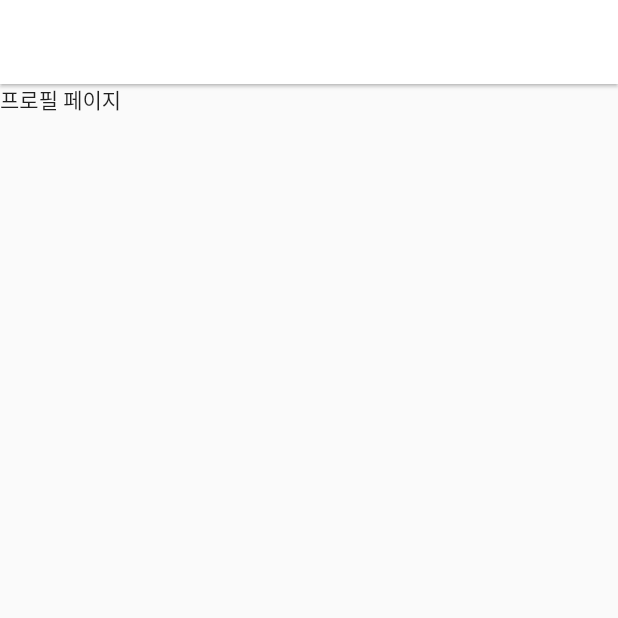
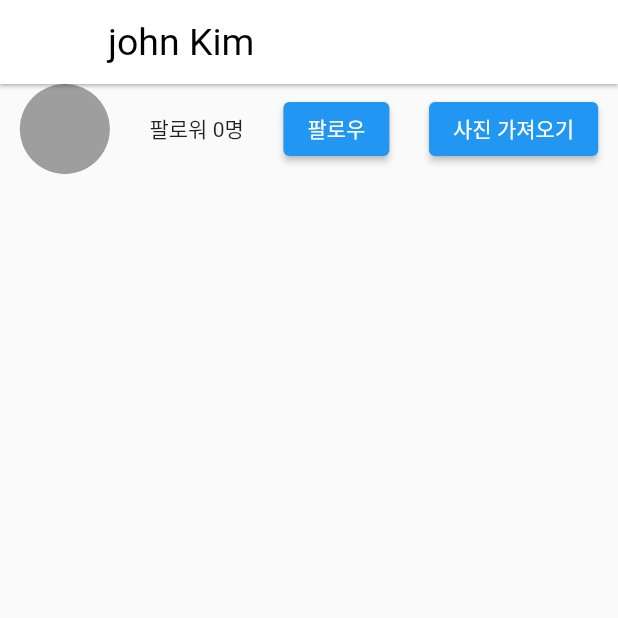
Before and after one commit to seo-rio/flutter-insta, a Flutter app: the Profile screen opened directly, on a phone screen of 412 x 824 dp, the top half of it. Run offline on Flutter 3.47's test engine with Material 2 defaults, Android fonts, the phone set to English and light mode, and no system bars; our stand-ins replace image_picker, shared_preferences; accounts and stored records are empty; network calls fail.

```diff
--- a/lib/main.dart
+++ b/lib/main.dart
@@ -7,10 +7,17 @@ import 'package:flutter/rendering.dart';
 import 'package:image_picker/image_picker.dart';
 import 'dart:io';
 import 'package:shared_preferences/shared_preferences.dart';
+import 'package:provider/provider.dart';
 
 void main() {
   runApp(
-      MaterialApp(
+      // Store 여러개 사용하려면 MultiProvider
+      MultiProvider(
+        providers: [
+          ChangeNotifierProvider(create: (c) => Store1()),
+          ChangeNotifierProvider(create: (c) => Store2())
+        ],
+        child: MaterialApp(
           // Web에 전역 CSS 같은거 (다른 파일로 뺄 수 있음)
           theme: theme,
           // initialRoute: '/',
@@ -19,6 +26,7 @@ void main() {
           //   '/detail': (c) => Text('두번째 페이지')
           // },
           home: MyApp()
+        ),
       )
   );
 }
@@ -259,14 +267,91 @@ class Upload extends StatelessWidget {
   }
 }
 
+class Store1 extends ChangeNotifier {
+  var follower = 0;
+  var friend = false;
+
+  var profileImage = [];
+
+  getProfileData() async {
+    var result = await http.get(Uri.parse('https://codingapple1.github.io/app/profile.json'));
+    var result2 = jsonDecode(result.body);
+    profileImage = result2;
+    notifyListeners();
+  }
+
+  addFollower() {
+    !friend ? follower++ : follower--;
+    friend = !friend ? true : false;
+    notifyListeners();
+  }
+}
+
+class Store2 extends ChangeNotifier {
+  var name = 'john Kim';
+  changeName() {
+    name = 'john park';
+    notifyListeners();
+  }
+}
+
 class Profile extends StatelessWidget {
   const Profile({Key? key}) : super(key: key);
 
   @override
   Widget build(BuildContext context) {
     return Scaffold(
-      appBar: AppBar(),
-      body: Text('프로필 페이지'),
+      appBar: AppBar(title: Text(context.watch<Store2>().name) ),
+      body: CustomScrollView(
+        // slivers 안에는 평소에 쓰던 위젯 아무렇게나 못넣음 SliverXXX 로 시작하는 걸로 넣어야함
+        slivers: [
+          // Container랑 똑같음
+          SliverToBoxAdapter(
+            child: ProfileHeader(),
+          ),
+          SliverGrid(
+            delegate: SliverChildBuilderDelegate(
+              (c, i) => Image.network(context.watch<Store1>().profileImage[i]),
+              childCount: context.watch<Store1>().profileImage.length
+            ),
+            gridDelegate: SliverGridDelegateWithFixedCrossAxisCount(crossAxisCount: 2))
+        ],
+      )
     );
   }
 }
+
+// GridView 사용법
+// GridView.builder(
+//   gridDelegate: SliverGridDelegateWithFixedCrossAxisCount(crossAxisCount: 2),
+//   itemBuilder: (BuildContext context, int index) { return Container(color: Colors.grey,); },
+//   itemCount: 3,
+// )
+
+class ProfileHeader extends StatelessWidget {
+  const ProfileHeader({Key? key}) : super(key: key);
+
+  @override
+  Widget build(BuildContext context) {
+    return Row(
+      mainAxisAlignment: MainAxisAlignment.spaceAround,
+      children: [
+        CircleAvatar(
+          radius: 30,
+          backgroundColor: Colors.grey,
+        ),
+        Text('팔로워 ${context.watch<Store1>().follower}명'),
+        ElevatedButton(onPressed: (){
+          context.read<Store1>().addFollower();
+        }, child: Text('팔로우')),
+        ElevatedButton(onPressed: (){
+          context.read<Store1>().getProfileData();
+        }, child: Text('사진 가져오기')),
+      ],
+    );
+  }
+}
+
+// Pages 폴더
+// Widget 폴더
+// Store 폴더
--- a/pubspec.yaml
+++ b/pubspec.yaml
@@ -29,6 +29,7 @@ environment:
 dependencies:
   flutter:
     sdk: flutter
+  provider: ^6.0.1
 
 
   # The following adds the Cupertino Icons font to your application.
```
Also changed, not shown: pubspec.lock. Lines whose indentation alone changed are shown as unchanged.
